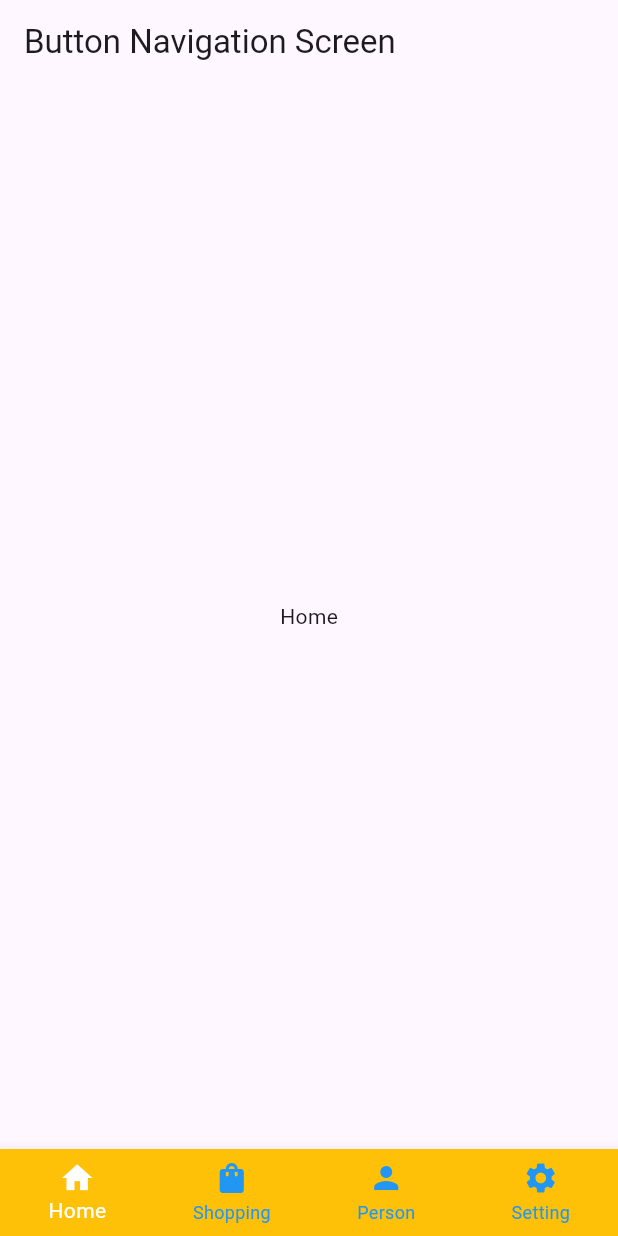
After one commit to Rabindra-Bhattarai/flutter_for_college, a Flutter app: the screen it shows after launch, on a phone screen of 412 x 824 dp. The commit adds this screen. Run offline on Flutter 3.47's test engine with Material 3 defaults, Android fonts, the phone set to English and light mode, and no system bars.

Commit message:
Button Scren

```diff
--- a/lib/app.dart
+++ b/lib/app.dart
@@ -1,4 +1,5 @@
 import 'package:flutter/material.dart';
+import 'package:flutter_for_college/screens/button_navigation_screen.dart';
 import 'package:flutter_for_college/screens/dashboard_screen.dart';
 
 class MyApp extends StatelessWidget {
@@ -13,7 +14,7 @@ class MyApp extends StatelessWidget {
         colorScheme: ColorScheme.fromSeed(seedColor: Colors.deepPurple),
         useMaterial3: true,
       ),
-      home: const DashboardScreen(),
+      home: const ButtonNavigationScreen(),
     );
   }
 }
--- /dev/null
+++ b/lib/screens/bottom_screen/home_screen.dart
@@ -0,0 +1,14 @@
+import 'package:flutter/cupertino.dart';
+
+class HomeScreen extends StatelessWidget {
+  const HomeScreen({super.key});
+
+  @override
+  Widget build(BuildContext context) {
+    return SizedBox.expand(
+      child: Center(
+        child: Text("Home"),
+      ),
+    );
+  }
+}
--- /dev/null
+++ b/lib/screens/button_navigation_screen.dart
@@ -0,0 +1,51 @@
+import 'package:flutter/material.dart';
+import 'package:flutter_for_college/screens/bottom_screen/about_screen.dart';
+import 'package:flutter_for_college/screens/bottom_screen/card_screen.dart';
+import 'package:flutter_for_college/screens/bottom_screen/home_screen.dart';
+import 'package:flutter_for_college/screens/bottom_screen/profile_screen.dart';
+
+class ButtonNavigationScreen extends StatefulWidget {
+  const ButtonNavigationScreen({super.key});
+
+  @override
+  State<ButtonNavigationScreen> createState() => _ButtonNavigationScreenState();
+}
+
+class _ButtonNavigationScreenState extends State<ButtonNavigationScreen> {
+  int _selectedIndex = 0;
+
+  List<Widget> lstBottomScreen = [
+    const HomeScreen(),
+    const CardScreen(),
+    const ProfileScreen(),
+    const AboutScreen(),
+  ];
+  @override
+  Widget build(BuildContext context) {
+    return Scaffold(
+      appBar: AppBar(title: Text("Button Navigation Screen")),
+      body: lstBottomScreen[_selectedIndex],
+      bottomNavigationBar: BottomNavigationBar(
+        type: BottomNavigationBarType.fixed,
+        items: const [
+          BottomNavigationBarItem(icon: Icon(Icons.home), label: 'Home'),
+          BottomNavigationBarItem(
+            icon: Icon(Icons.shopping_bag),
+            label: 'Shopping',
+          ),
+          BottomNavigationBarItem(icon: Icon(Icons.person), label: 'Person'),
+          BottomNavigationBarItem(icon: Icon(Icons.settings), label: 'Setting'),
+        ],
+        backgroundColor: Colors.amber,
+        selectedItemColor: Colors.white,
+        unselectedItemColor: Colors.blue,
+        currentIndex: _selectedIndex,
+        onTap: (index) {
+          setState(() {
+            _selectedIndex = index;
+          });
+        },
+      ),
+    );
+  }
+}
--- a/lib/screens/stack_layout_screen.dart
+++ b/lib/screens/stack_layout_screen.dart
@@ -6,7 +6,6 @@ class StackLayoutScreen extends StatelessWidget {
   @override
   Widget build(BuildContext context) {
     return Scaffold(
-
       body: SafeArea(
         child: Stack(
           clipBehavior: Clip.none,
@@ -39,8 +38,6 @@ class StackLayoutScreen extends StatelessWidget {
             //     child: const Text('Hello I am third container'),
             // ))
 
-
-
             Positioned(
                 bottom: -20,
                 right:400/2-50,
@@ -50,7 +47,6 @@ class StackLayoutScreen extends StatelessWidget {
                   color: Colors.red,
                   child: const Text('Hello I am third container'),
             ))
-
           ],
         ),
       ),
```
Also changed, not shown: lib/screens/bottom_screen/about_screen.dart (added, +14 -0 lines), lib/screens/bottom_screen/card_screen.dart (added, +14 -0 lines), lib/screens/bottom_screen/profile_screen.dart (added, +14 -0 lines), lib/screens/dashboard_screen.dart (+32 -0 lines), lib/screens/stack_image_screen.dart (added, +26 -0 lines).
